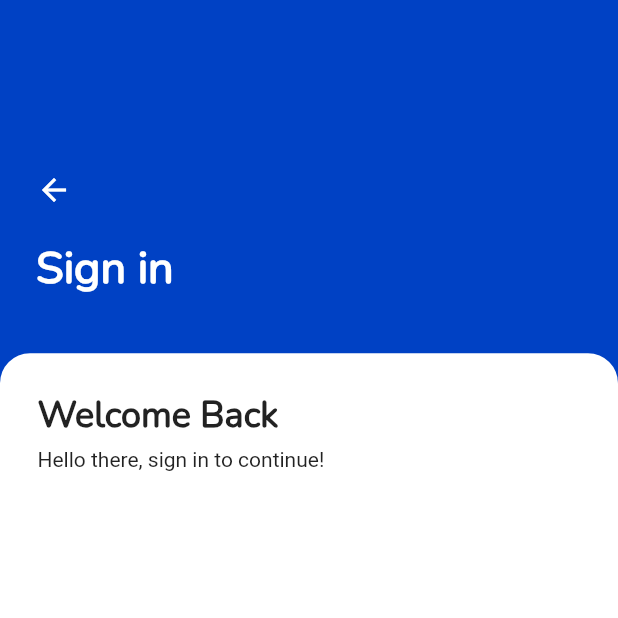
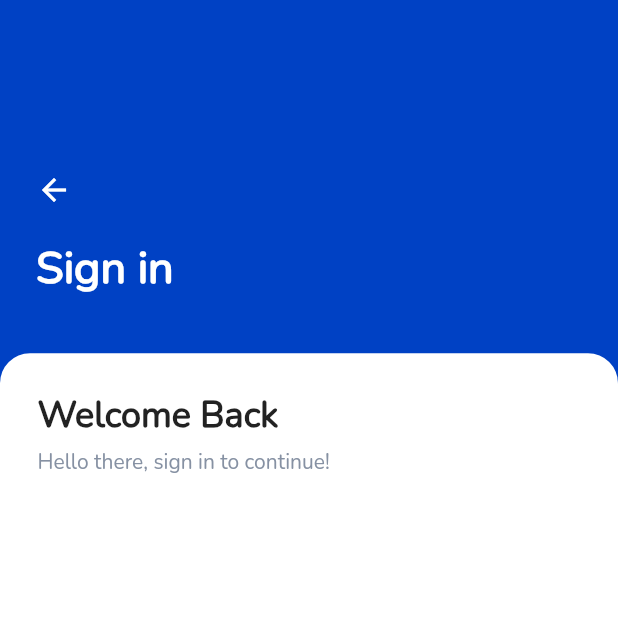
Before and after one commit to brafii/login-app, a Flutter app: the screen it shows after launch, after a tap on "Already have an account?", on a phone screen of 412 x 824 dp, the top half of it. Run offline on Flutter 3.47's test engine with Material 2 defaults, Android fonts, the phone set to English and light mode, and no system bars; our stand-ins replace font_awesome_flutter.

Commit message:
on the textfield section

```diff
--- a/lib/screens/sign_in.dart
+++ b/lib/screens/sign_in.dart
@@ -78,7 +78,13 @@ class SignIn extends StatelessWidget {
                           SizedBox(height: 5.0),
                           Text(
                             'Hello there, sign in to continue!',
+                            style: TextStyle(
+                              color: Color(0xff8691a3),
+                              fontFamily: 'Nunito',
+                            ),
                           ),
+                          SizedBox(height: 15.0),
+
                         ],
                       ),
                     ),
```
